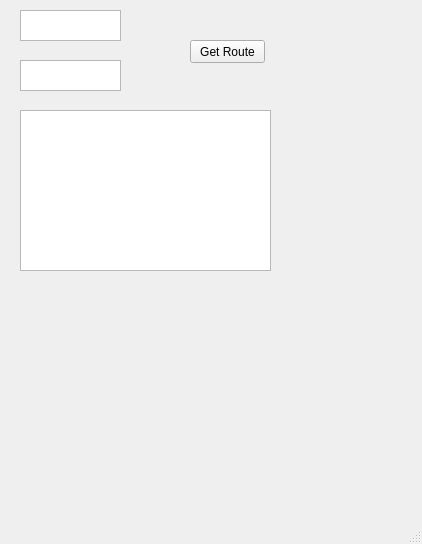
This is ERUI.ui in Giruvagen/EveRoutesTest as Qt 5 draws it before an edit. The edited form follows.
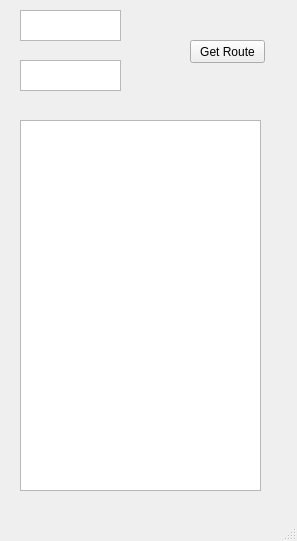
This is the edited form. Icons and pictures are not drawn.

Commit message: change output to list

What changed in the file:
```diff
--- a/ERUI.ui
+++ b/ERUI.ui
@@ -6,13 +6,20 @@
    <rect>
     <x>0</x>
     <y>0</y>
-    <width>422</width>
-    <height>544</height>
+    <width>297</width>
+    <height>541</height>
    </rect>
   </property>
   <property name="windowTitle">
    <string>MainWindow</string>
   </property>
+  <property name="windowIcon">
+   <iconset>
+    <normaloff>flcl.jpg</normaloff>flcl.jpg</iconset>
+  </property>
+  <property name="autoFillBackground">
+   <bool>false</bool>
+  </property>
   <widget class="QWidget" name="centralwidget">
    <widget class="QTextEdit" name="ori_box">
     <property name="geometry">
@@ -34,16 +41,6 @@
      </rect>
     </property>
    </widget>
-   <widget class="QTextEdit" name="results">
-    <property name="geometry">
-     <rect>
-      <x>20</x>
-      <y>110</y>
-      <width>251</width>
-      <height>161</height>
-     </rect>
-    </property>
-   </widget>
    <widget class="QPushButton" name="get_route">
     <property name="geometry">
      <rect>
@@ -57,6 +54,16 @@
      <string>Get Route</string>
     </property>
    </widget>
+   <widget class="QListWidget" name="results">
+    <property name="geometry">
+     <rect>
+      <x>20</x>
+      <y>120</y>
+      <width>241</width>
+      <height>371</height>
+     </rect>
+    </property>
+   </widget>
   </widget>
   <widget class="QMenuBar" name="menubar">
    <property name="geometry">
```
Left out of the diff: 2 changed lines with no effect on the pictures. The commit also changes 3 other files.
